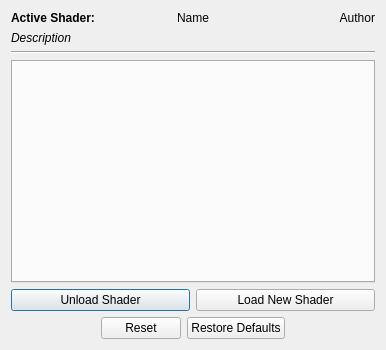
This is src/platform/qt/ShaderSelector.ui in mgba-emu/mgba as Qt 5 draws it before an edit. The edited form follows.
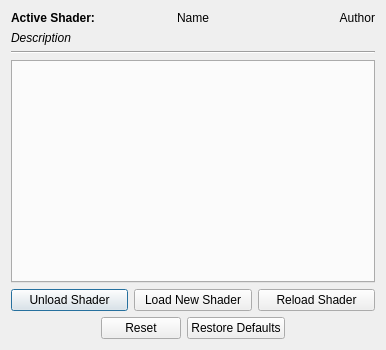
This is the edited form.

Commit message:
Add "Reload Shader" button
Adds a "Reload Shader" button to the "Shaders" section of the Settings window, to save the trouble of navigating to the manifest.ini of the currently-loaded shader over and over when wanting to see the effect of tweaks to its source files.

The only 'gotcha' is that reloading the shader also resets all of the uniforms to the value they had when "Apply" was last clicked, but given that this is the same behavior that already happens when reloading the shader through "Load New Shader", I think it's to be expected.

Diff of the .ui file:
```diff
--- a/src/platform/qt/ShaderSelector.ui
+++ b/src/platform/qt/ShaderSelector.ui
@@ -96,7 +96,14 @@
        </property>
       </widget>
      </item>
-     <item row="1" column="0" colspan="2">
+     <item row="0" column="2">
+      <widget class="QPushButton" name="reload">
+       <property name="text">
+        <string>Reload Shader</string>
+       </property>
+      </widget>
+     </item>
+     <item row="1" column="0" colspan="3">
       <widget class="QDialogButtonBox" name="buttonBox">
        <property name="orientation">
         <enum>Qt::Horizontal</enum>
```
The commit also changes 2 other files.
